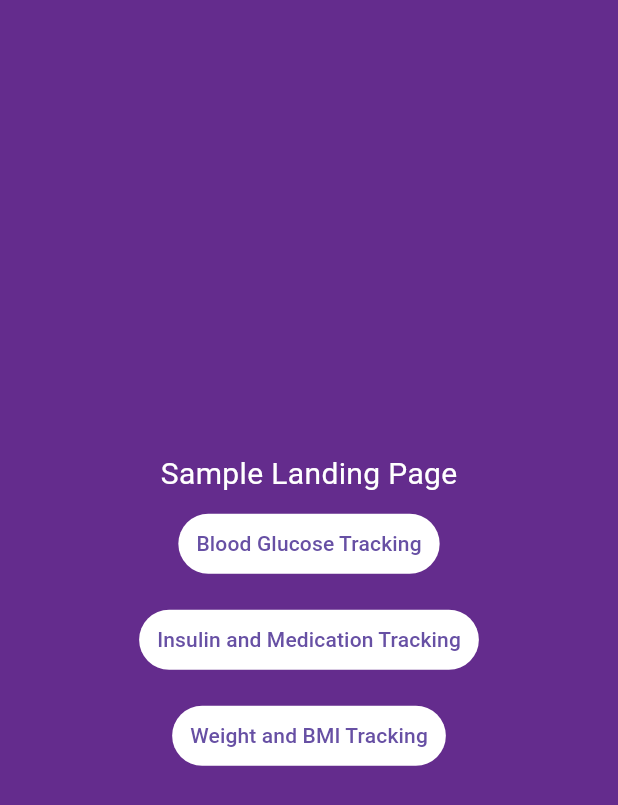
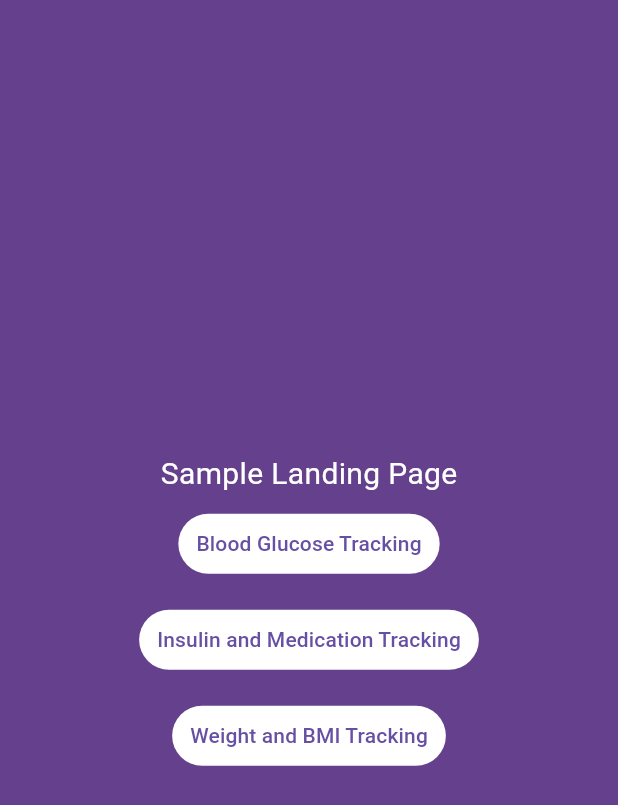
Before and after one commit to Rvondc/dialife, a Flutter app: the screen it shows after launch, on a phone screen of 412 x 824 dp. Shown: the top 805 px of the screen. Run offline on Flutter 3.47's test engine with Material 2 defaults, Android fonts, the light colour scheme and no system bars.

Commit message:
Lighten BG color

```diff
--- a/lib/main.dart
+++ b/lib/main.dart
@@ -82,7 +82,7 @@ class _RootState extends State<Root> {
       //   title: Text(widget.title),
       // ),
       body: Container(
-        color: const Color.fromARGB(255, 100, 44, 141),
+        color: const Color.fromARGB(255, 100, 64, 141),
         constraints: const BoxConstraints.expand(),
         child: Column(
           mainAxisAlignment: MainAxisAlignment.center,
```
